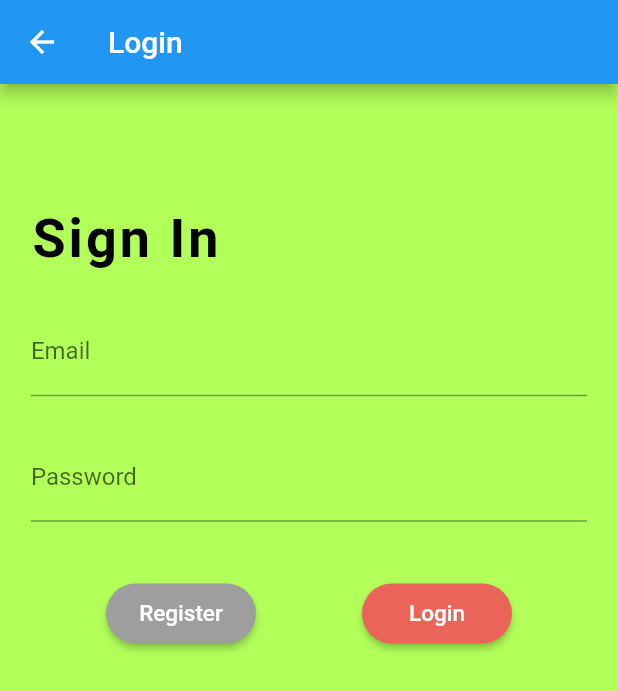
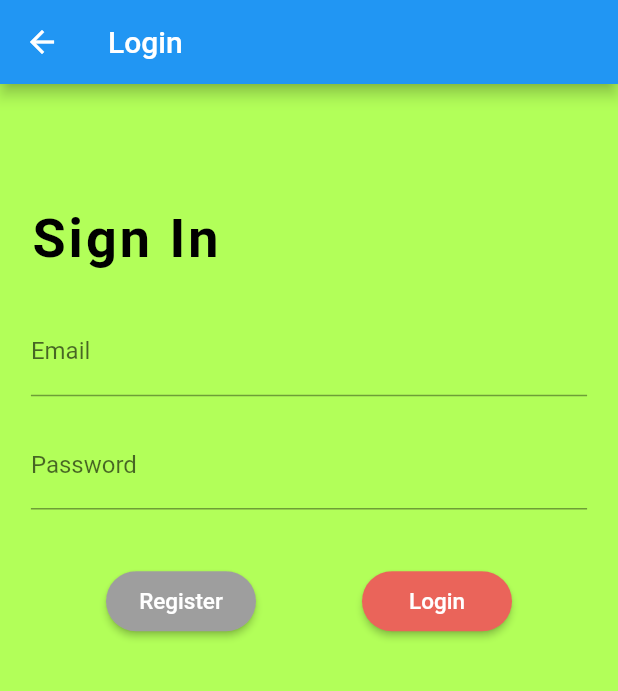
Before and after one commit to MuhammadYousufbhimla/Firebase_Registration_Login, a Flutter app: the Login screen opened directly, on a phone screen of 412 x 824 dp. Shown: the top 691 px of the screen. Run offline on Flutter 3.47's test engine with Material 2 defaults, Android fonts, the phone set to English and light mode, and no system bars; our stand-ins replace firebase_auth, firebase_core; accounts and stored records are empty.

Commit message:
screen updated

```diff
--- a/lib/Login.dart
+++ b/lib/Login.dart
@@ -80,7 +80,7 @@ FirebaseAuth auth = FirebaseAuth.instance;
             ),
             Container(
               margin: EdgeInsets.only(
-                  top: MediaQuery.of(context).size.height * 0.03,
+                  top: MediaQuery.of(context).size.height * 0.02,
                   left: MediaQuery.of(context).size.width * 0.05,
                   right: MediaQuery.of(context).size.width * 0.05),
               child: TextField(
```
